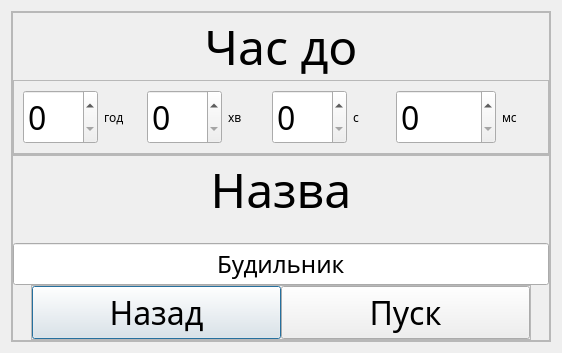
Above: 3 semester/OOOPLab2/addalarmsmenu.ui from NaturalStupidlty/uni before the change. Below: the same form after it.
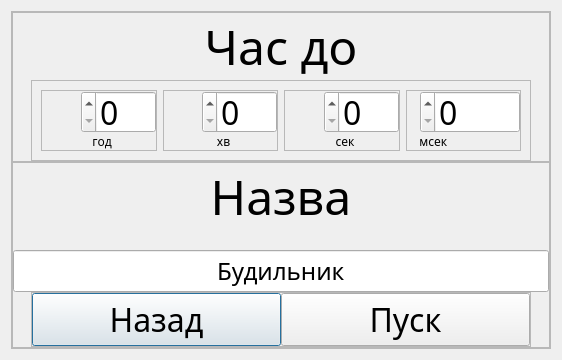
That is the form after the change.

The edit to the form file:
```diff
--- a/3 semester/OOOPLab2/addalarmsmenu.ui
+++ b/3 semester/OOOPLab2/addalarmsmenu.ui
@@ -105,9 +105,21 @@
                </property>
                <item>
                 <widget class="QFrame" name="frame">
+                 <property name="sizePolicy">
+                  <sizepolicy hsizetype="Fixed" vsizetype="Preferred">
+                   <horstretch>0</horstretch>
+                   <verstretch>0</verstretch>
+                  </sizepolicy>
+                 </property>
+                 <property name="minimumSize">
+                  <size>
+                   <width>500</width>
+                   <height>0</height>
+                  </size>
+                 </property>
                  <property name="maximumSize">
                   <size>
-                   <width>600</width>
+                   <width>500</width>
                    <height>16777215</height>
                   </size>
                  </property>
@@ -119,6 +131,33 @@
                  </property>
                  <layout class="QHBoxLayout" name="horizontalLayout_2">
                   <item>
+                   <widget class="QFrame" name="frame_7">
+                    <property name="layoutDirection">
+                     <enum>Qt::RightToLeft</enum>
+                    </property>
+                    <property name="frameShape">
+                     <enum>QFrame::StyledPanel</enum>
+                    </property>
+                    <property name="frameShadow">
+                     <enum>QFrame::Raised</enum>
+                    </property>
+                    <layout class="QVBoxLayout" name="verticalLayout_6">
+                     <property name="spacing">
+                      <number>0</number>
+                     </property>
+                     <property name="leftMargin">
+                      <number>0</number>
+                     </property>
+                     <property name="topMargin">
+                      <number>0</number>
+                     </property>
+                     <property name="rightMargin">
+                      <number>0</number>
+                     </property>
+                     <property name="bottomMargin">
+                      <number>0</number>
+                     </property>
+                     <item>
                    <widget class="QSpinBox" name="spinBoxHours">
                     <property name="sizePolicy">
                      <sizepolicy hsizetype="Maximum" vsizetype="Preferred">
@@ -154,10 +193,43 @@
                      </font>
                     </property>
                     <property name="text">
-                     <string>год</string>
-                    </property>
-                   </widget>
-                  </item>
+                        <string>  год</string>
+                       </property>
+                       <property name="alignment">
+                        <set>Qt::AlignCenter</set>
+                       </property>
+                      </widget>
+                     </item>
+                    </layout>
+                   </widget>
+                  </item>
+                  <item>
+                   <widget class="QFrame" name="frame_8">
+                    <property name="layoutDirection">
+                     <enum>Qt::RightToLeft</enum>
+                    </property>
+                    <property name="frameShape">
+                     <enum>QFrame::StyledPanel</enum>
+                    </property>
+                    <property name="frameShadow">
+                     <enum>QFrame::Raised</enum>
+                    </property>
+                    <layout class="QVBoxLayout" name="verticalLayout_7">
+                     <property name="spacing">
+                      <number>0</number>
+                     </property>
+                     <property name="leftMargin">
+                      <number>0</number>
+                     </property>
+                     <property name="topMargin">
+                      <number>0</number>
+                     </property>
+                     <property name="rightMargin">
+                      <number>0</number>
+                     </property>
+                     <property name="bottomMargin">
+                      <number>0</number>
+                     </property>
                   <item>
                    <widget class="QSpinBox" name="spinBoxMinutes">
                     <property name="sizePolicy">
@@ -194,10 +266,43 @@
                      </font>
                     </property>
                     <property name="text">
-                     <string>хв</string>
-                    </property>
-                   </widget>
-                  </item>
+                        <string>  хв</string>
+                       </property>
+                       <property name="alignment">
+                        <set>Qt::AlignCenter</set>
+                       </property>
+                      </widget>
+                     </item>
+                    </layout>
+                   </widget>
+                  </item>
+                  <item>
+                   <widget class="QFrame" name="frame_9">
+                    <property name="layoutDirection">
+                     <enum>Qt::RightToLeft</enum>
+                    </property>
+                    <property name="frameShape">
+                     <enum>QFrame::StyledPanel</enum>
+                    </property>
+                    <property name="frameShadow">
+                     <enum>QFrame::Raised</enum>
+                    </property>
+                    <layout class="QVBoxLayout" name="verticalLayout_8">
+                     <property name="spacing">
+                      <number>0</number>
+                     </property>
+                     <property name="leftMargin">
+                      <number>0</number>
+                     </property>
+                     <property name="topMargin">
+                      <number>0</number>
+                     </property>
+                     <property name="rightMargin">
+                      <number>0</number>
+                     </property>
+                     <property name="bottomMargin">
+                      <number>0</number>
+                     </property>
                   <item>
                    <widget class="QSpinBox" name="spinBoxSeconds">
                     <property name="sizePolicy">
@@ -234,10 +339,43 @@
                      </font>
                     </property>
                     <property name="text">
-                     <string>с</string>
-                    </property>
-                   </widget>
-                  </item>
+                        <string>  сек</string>
+                       </property>
+                       <property name="alignment">
+                        <set>Qt::AlignCenter</set>
+                       </property>
+                      </widget>
+                     </item>
+                    </layout>
+                   </widget>
+                  </item>
+                  <item>
+                   <widget class="QFrame" name="frame_10">
+                    <property name="layoutDirection">
+                     <enum>Qt::RightToLeft</enum>
+                    </property>
+                    <property name="frameShape">
+                     <enum>QFrame::StyledPanel</enum>
+                    </property>
+                    <property name="frameShadow">
+                     <enum>QFrame::Raised</enum>
+                    </property>
+                    <layout class="QVBoxLayout" name="verticalLayout_9">
+                     <property name="spacing">
+                      <number>0</number>
+                     </property>
+                     <property name="leftMargin">
+                      <number>0</number>
+                     </property>
+                     <property name="topMargin">
+                      <number>0</number>
+                     </property>
+                     <property name="rightMargin">
+                      <number>0</number>
+                     </property>
+                     <property name="bottomMargin">
+                      <number>0</number>
+                     </property>
                   <item>
                    <widget class="QSpinBox" name="spinBoxMiliseconds">
                     <property name="sizePolicy">
@@ -274,8 +412,14 @@
                      </font>
                     </property>
                     <property name="text">
-                     <string>мс</string>
-                    </property>
+                        <string>    мсек</string>
+                       </property>
+                       <property name="alignment">
+                        <set>Qt::AlignLeading|Qt::AlignLeft|Qt::AlignVCenter</set>
+                       </property>
+                      </widget>
+                     </item>
+                    </layout>
                    </widget>
                   </item>
                  </layout>
```
Lines whose indentation alone changed are shown as unchanged.
